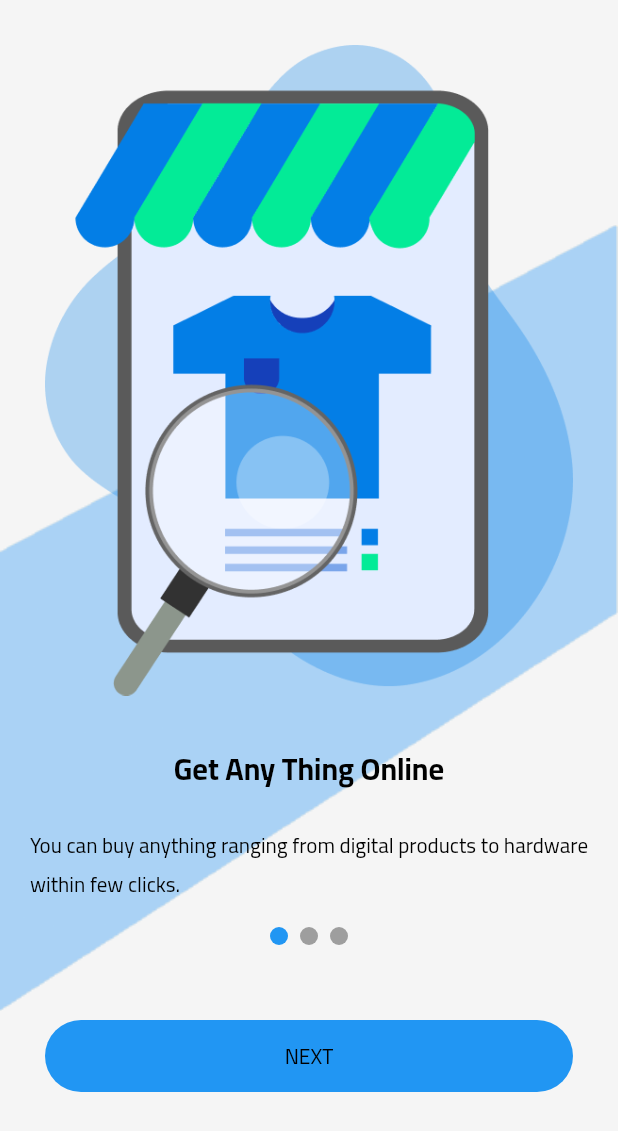
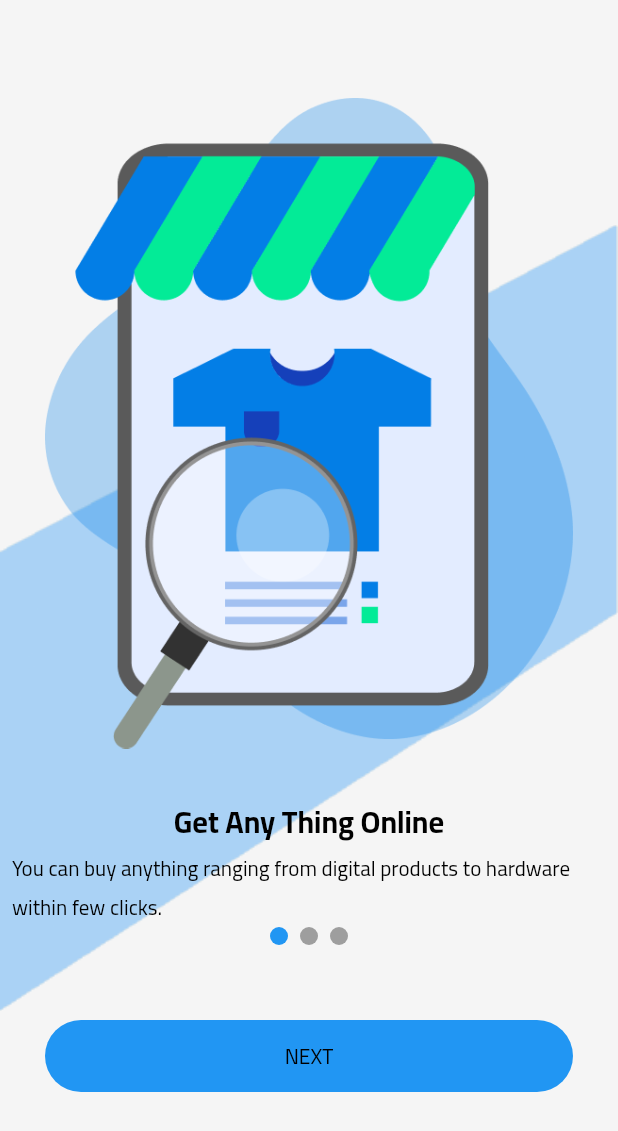
Before and after one commit to YoussefMoRabie/Smartly_e-commerce_app, a Flutter app: the screen it shows after launch, on a phone screen of 412 x 824 dp. Shown: the top 1131 px of the screen. Run offline on Flutter 3.47's test engine with Material 2 defaults, Android fonts, the phone set to English and light mode, and no system bars; drawn by our look-alikes of smooth_page_indicator; our stand-ins replace animated_flip_counter, conditional_builder_null_safety, curved_navigation_bar, dartz, flutter_rating_bar, flutter_social_button and 8 more; missing offline and left inert: awesome_card, switcher_button; accounts and stored records are empty.

Commit message:
Update onboarding.dart

```diff
--- a/lib/view/screen/onboarding.dart
+++ b/lib/view/screen/onboarding.dart
@@ -93,7 +93,9 @@ class OnBoarding extends StatelessWidget {
 }
 
 
- Widget buildBoardingItem(OnBoardingModel model,context) =>Column(
+ Widget buildBoardingItem(OnBoardingModel model,context) =>SafeArea(
+   child:
+   Column(
      mainAxisAlignment: MainAxisAlignment.end,
      children: [
        Padding(
@@ -106,10 +108,11 @@ class OnBoarding extends StatelessWidget {
          style: Theme.of(context).textTheme.headline1?.copyWith(color: Colors.black),
        ),
        Padding(
-       padding: const EdgeInsets.all(20.0),
+         padding: const EdgeInsets.symmetric(horizontal: 8.0),
          child: Text(model.body!,
            style: Theme.of(context).textTheme.bodyText1?.copyWith(color: Colors.black),
          ),
        )
      ],
+   ),
  );
```
Lines whose indentation alone changed are shown as unchanged.
